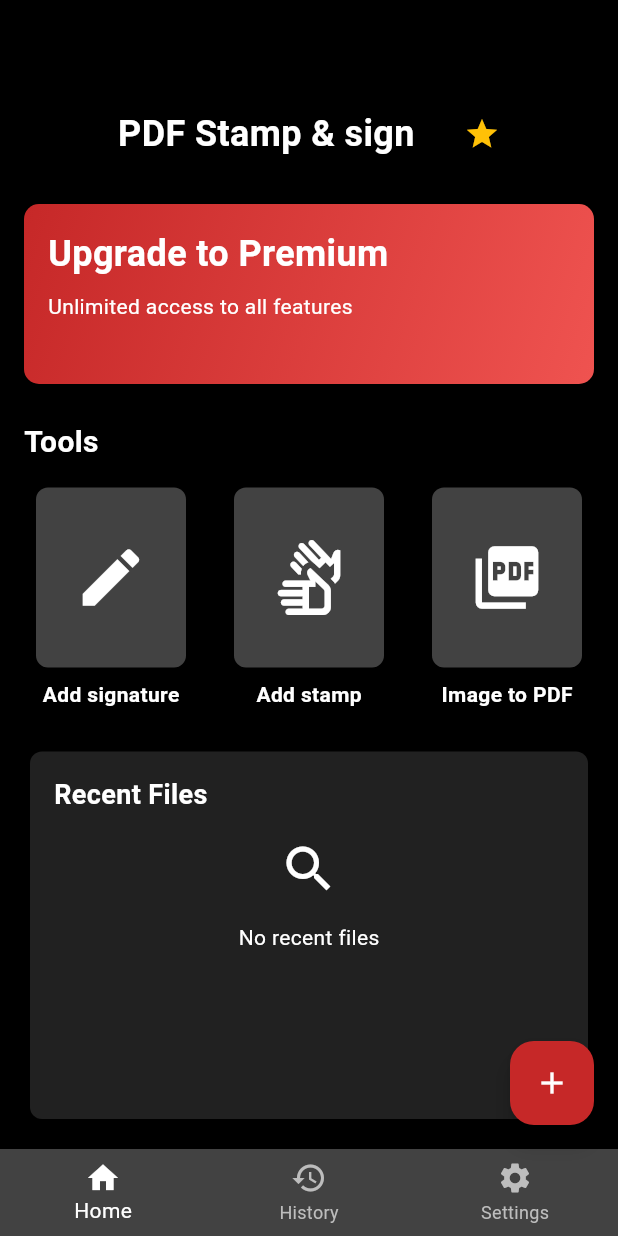
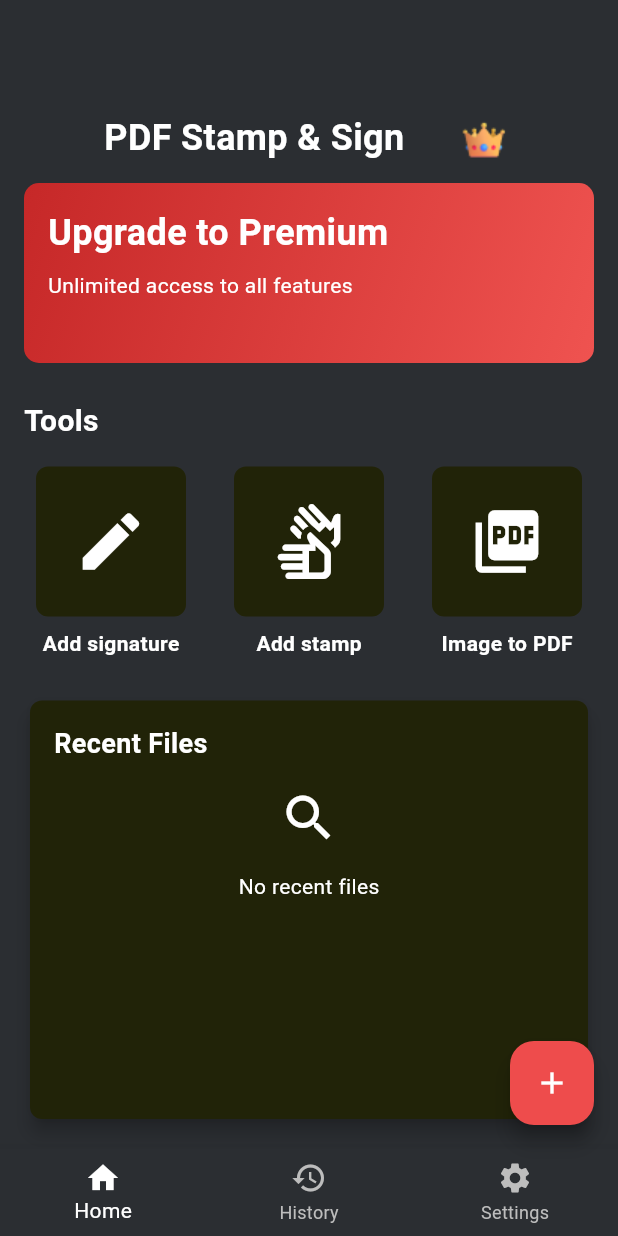
Before and after one commit to hania-ha/Pdf-Design, a Flutter app: the screen it shows after launch, on a phone screen of 412 x 824 dp. Run offline on Flutter 3.47's test engine with Material 3 defaults, Android fonts, the phone set to English and light mode, and no system bars; our stand-ins replace image_picker.

Commit message:
Second Day

```diff
--- a/lib/Screen1.dart
+++ b/lib/Screen1.dart
@@ -1,4 +1,7 @@
 import 'package:flutter/material.dart';
+import 'dart:io';
+import 'package:image_picker/image_picker.dart';
+import 'Screen2.dart';
 
 class Screen1 extends StatefulWidget {
   @override
@@ -7,17 +10,36 @@ class Screen1 extends StatefulWidget {
 
 class _Screen1State extends State<Screen1> {
   int _selectedIndex = 0;
+  List<File> _recentFiles = [];
 
   void _onFabClicked() {
-   //funcationality
+    _pickImage();
   }
+
+  Future<void> _pickImage() async {
+    final ImagePicker picker = ImagePicker();
+    final XFile? image = await picker.pickImage(source: ImageSource.gallery);
+    if (image != null) {
+      setState(() {
+        _recentFiles.add(File(image.path));
+      });
+       Navigator.push(
+        context,
+        MaterialPageRoute(
+          builder: (context) => Screen2(imageFile: File(image.path)),
+        ),
+      );
+    }
+  }
+
+
 
   @override
   Widget build(BuildContext context) {
     return Scaffold(
-      backgroundColor: Colors.black,
+      backgroundColor: Color.fromRGBO(43, 46, 50, 1),
       appBar: AppBar(
-        backgroundColor: Colors.transparent,
+        backgroundColor: Color.fromRGBO(43, 46, 50, 1),
         elevation: 0,
       ),
       body: SafeArea(
@@ -32,7 +54,7 @@ class _Screen1State extends State<Screen1> {
                     mainAxisAlignment: MainAxisAlignment.center,
                     children: [
                       Text(
-                        'PDF Stamp & sign',
+                        'PDF Stamp & Sign',
                         style: TextStyle(
                           color: Colors.white,
                           fontSize: 24,
@@ -40,14 +62,14 @@ class _Screen1State extends State<Screen1> {
                         ),
                       ),
                       SizedBox(width: 33),
-                      Icon(
-                        Icons.star,
-                        color: Colors.amber,
-                        size: 24,
-                      ),
+                      Image.asset(
+                        'assets/crown.png',
+                        height: 40,
+                        width: 40,
+                      )
                     ],
                   ),
-                  SizedBox(height: 30),
+                  SizedBox(height: 10),
                   Container(
                     padding: EdgeInsets.all(16.0),
                     decoration: BoxDecoration(
@@ -94,11 +116,17 @@ class _Screen1State extends State<Screen1> {
                   SizedBox(height: 16),
                   Row(
                     children: [
-                      Expanded(child: _buildToolBox(context, Icons.edit, 'Add signature')),
+                      Expanded(
+                          child:
+                              _buildToolBox(context, Icons.edit, 'Add signature')),
                       SizedBox(width: 16),
-                      Expanded(child: _buildToolBox(context, Icons.sign_language_outlined, 'Add stamp')),
+                      Expanded(
+                          child:
+                              _buildToolBox(context, Icons.sign_language_outlined, 'Add stamp')),
                       SizedBox(width: 16),
-                      Expanded(child: _buildToolBox(context, Icons.picture_as_pdf, 'Image to PDF')),
+                      Expanded(
+                          child: _buildToolBox(
+                              context, Icons.picture_as_pdf, 'Image to PDF')),
                     ],
                   ),
                   SizedBox(height: 24),
@@ -106,7 +134,7 @@ class _Screen1State extends State<Screen1> {
                     child: SizedBox(
                       width: double.infinity,
                       child: Card(
-                        color: Colors.grey.shade900,
+                        color: Color.fromRGBO(33, 35, 8, 1),
                         shape: RoundedRectangleBorder(
                           borderRadius: BorderRadius.circular(8),
                         ),
@@ -125,23 +153,7 @@ class _Screen1State extends State<Screen1> {
                                 ),
                               ),
                               SizedBox(height: 16),
-                              Center(
-                                child: Icon(
-                                  Icons.search,
-                                  color: Colors.white,
-                                  size: 40,
-                                ),
-                              ),
-                              SizedBox(height: 16),
-                              Center(
-                                child: Text(
-                                  'No recent files',
-                                  style: TextStyle(
-                                    color: Colors.white,
-                                    fontSize: 14,
-                                  ),
-                                ),
-                              ),
+                              _buildRecentFilesSection(),
                             ],
                           ),
                         ),
@@ -155,7 +167,7 @@ class _Screen1State extends State<Screen1> {
         ),
       ),
       bottomNavigationBar: BottomNavigationBar(
-        backgroundColor: Colors.grey.shade800,
+        backgroundColor: Color.fromRGBO(43, 46, 50, 1),
         selectedItemColor: Colors.white,
         unselectedItemColor: Colors.grey.shade400,
         currentIndex: _selectedIndex,
@@ -182,7 +194,7 @@ class _Screen1State extends State<Screen1> {
       ),
       floatingActionButton: FloatingActionButton(
         onPressed: _onFabClicked,
-        backgroundColor: Colors.red.shade800,
+        backgroundColor: Color.fromRGBO(238, 76, 76, 1),
         child: Icon(Icons.add, color: Colors.white),
       ),
       floatingActionButtonLocation: FloatingActionButtonLocation.endFloat,
@@ -194,14 +206,12 @@ class _Screen1State extends State<Screen1> {
       crossAxisAlignment: CrossAxisAlignment.center,
       children: [
         GestureDetector(
-          onTap: () {
-            // Handle tool click
-          },
+          onTap: () {},
           child: Container(
             width: 100,
-            height: 120,
+            height: 100,
             decoration: BoxDecoration(
-              color: Colors.grey.shade800,
+              color: Color.fromRGBO(33, 35, 8, 1),
               borderRadius: BorderRadius.circular(8),
             ),
             child: Center(
@@ -225,4 +235,46 @@ class _Screen1State extends State<Screen1> {
       ],
     );
   }
+
+  Widget _buildRecentFilesSection() {
+    if (_recentFiles.isEmpty) {
+      return Column(
+        children: [
+          Center(
+            child: Icon(
+              Icons.search,
+              color: Colors.white,
+              size: 40,
+            ),
+          ),
+          SizedBox(height: 16),
+          Center(
+            child: Text(
+              'No recent files',
+              style: TextStyle(
+                color: Colors.white,
+                fontSize: 14,
+              ),
+            ),
+          ),
+        ],
+      );
+    } else {
+      return GridView.builder(
+        shrinkWrap: true,
+        itemCount: _recentFiles.length,
+        gridDelegate: SliverGridDelegateWithFixedCrossAxisCount(
+          crossAxisCount: 3,
+          crossAxisSpacing: 10.0,
+          mainAxisSpacing: 10.0,
+        ),
+        itemBuilder: (BuildContext context, int index) {
+          return Image.file(
+            _recentFiles[index],
+            fit: BoxFit.cover,
+          );
+        },
+      );
+    }
+  }
 }
--- a/lib/main.dart
+++ b/lib/main.dart
@@ -1,5 +1,7 @@
 import 'package:flutter/material.dart';
 import 'Screen1.dart';
+import 'Screen2.dart';
+import 'Screen3.dart';
 
 void main() {
   runApp(const MyApp());
```
Also changed, not shown: lib/Screen2.dart (added, +163 -0 lines), lib/Screen3.dart (added, +83 -0 lines), pubspec.yaml (+6 -4 lines), assets/crown 1.svg (added), assets/crown.png (added), pubspec.lock, 6 other files.
